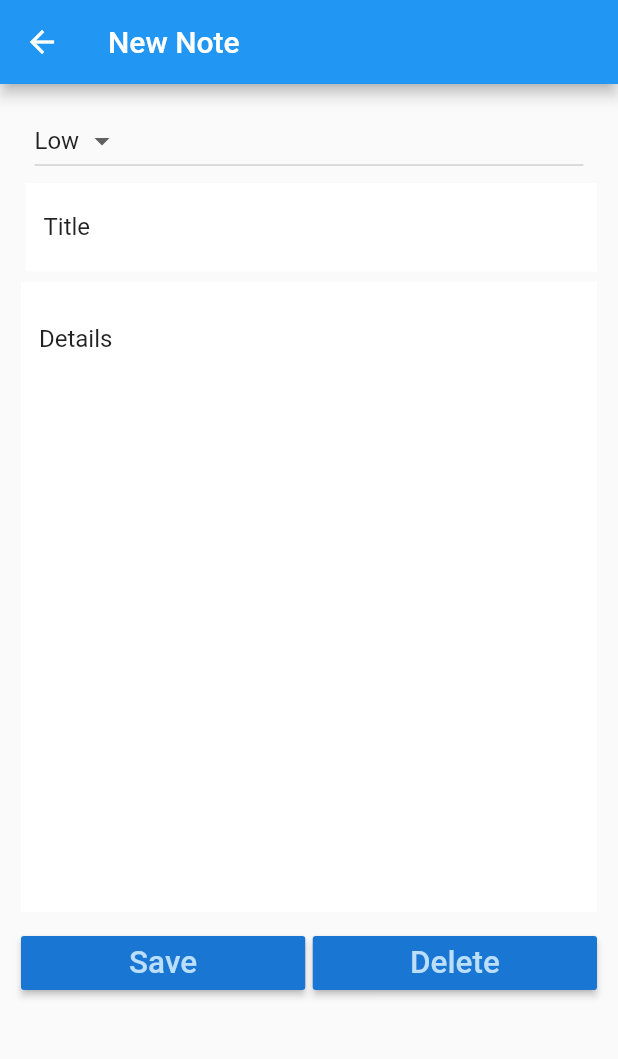
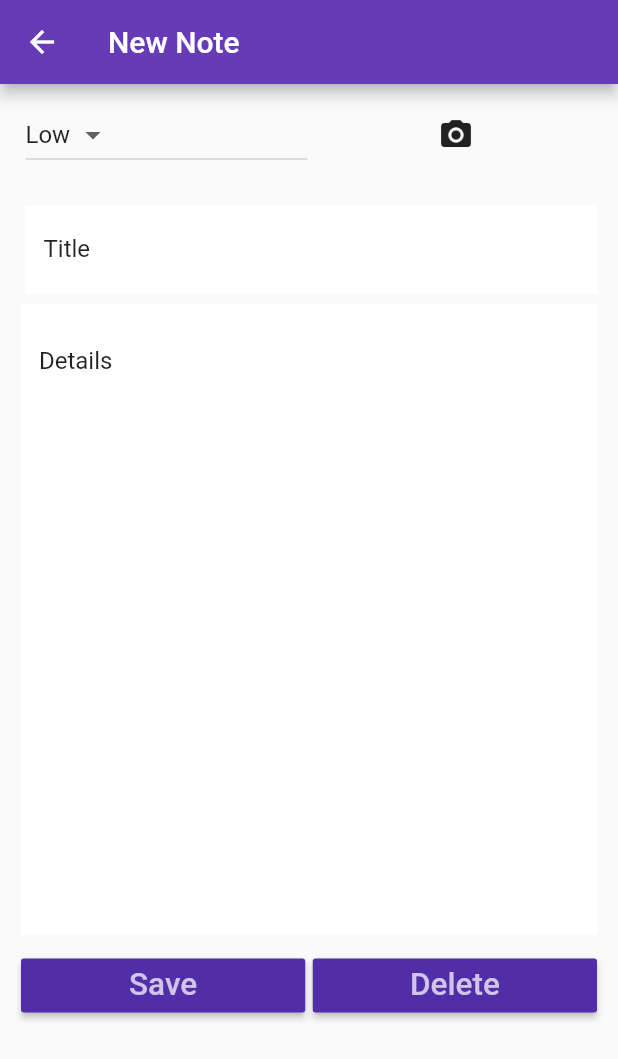
Before and after one commit to Pranali-Gaikwad/Flutter-Notes-Management-, a Flutter app: the screen it shows after launch, after a tap on the "add" icon, on a phone screen of 412 x 824 dp. Shown: the top 1059 px of the screen. Run offline on Flutter 3.47's test engine with Material 2 defaults, Android fonts, the phone set to English and light mode, and no system bars; our stand-ins replace image_picker, sqflite, toast; accounts and stored records are empty.

```diff
--- a/lib/main.dart
+++ b/lib/main.dart
@@ -8,12 +8,12 @@ main(){
 class NotesManagement extends StatelessWidget{
   @override
   Widget build(BuildContext context) {
-   return MaterialApp(
-     title: 'Notes Management',
-     debugShowCheckedModeBanner: false,
-     theme: ThemeData(primarySwatch: Colors.blue),
-     home: NoteList(),
-   );
+    return MaterialApp(
+      title: 'Notes Management',
+      debugShowCheckedModeBanner: false,
+      theme: ThemeData(primarySwatch: Colors.deepPurple),
+      home: NoteList(),
+    );
   }
 
 }
--- a/lib/screens/note_details.dart
+++ b/lib/screens/note_details.dart
@@ -1,9 +1,17 @@
+import 'dart:io';
+
 import 'package:flutter/cupertino.dart';
 import 'package:flutter/material.dart';
+import 'package:image_picker/image_picker.dart';
+
 import 'package:intl/intl.dart';
 import 'package:notesmanagementflutterapp/models/note.dart';
 import 'package:notesmanagementflutterapp/utils/database_helper.dart';
 import 'package:toast/toast.dart';
+
+
+import 'dart:async';
+
 
 
 class NoteDetails extends StatefulWidget {
@@ -27,6 +35,15 @@ class _NoteDetailsState extends State<NoteDetails> {
   TextEditingController titleController = TextEditingController();
   TextEditingController detailsController = TextEditingController();
    var minPadding=7.0;
+  File _image;
+
+  Future getImage() async{
+    var image =await ImagePicker.pickImage(source: ImageSource.camera);
+    setState(() {
+      _image=image;
+    });
+  }
+
 
   @override
   Widget build(BuildContext context) {
@@ -39,6 +56,7 @@ class _NoteDetailsState extends State<NoteDetails> {
             leading: IconButton(
                 icon: Icon(Icons.arrow_back),
                 onPressed: () {
+                 // _onBackPressed();
                  moveToLastScreen();
                 }),
           ),
@@ -47,10 +65,12 @@ class _NoteDetailsState extends State<NoteDetails> {
           child:Padding(
             padding: EdgeInsets.only(top: 10.0, left: minPadding, right: minPadding),
             child: ListView(
-
               children: [
-                ListTile(
-                  title: DropdownButton(
+                Padding(
+                  padding: EdgeInsets.only(left: 10.0, right: minPadding),
+                  child: Row(
+                    children: [
+                      Expanded( child: DropdownButton(
                           items: _priorities.map(
                                 (String dropDownStringItem) {
                               return DropdownMenuItem<String>(
@@ -68,6 +88,30 @@ class _NoteDetailsState extends State<NoteDetails> {
                             });
                           }),
                       ),
+                      Container(
+                        width: 5.0,
+                      ),
+                      Expanded(
+                        child: IconButton(
+                          icon: Icon(Icons.photo_camera),
+                          tooltip: 'Add Image Note',
+                          onPressed: (){
+                            getImage();
+                          },
+                        ),
+                      )
+                    ],
+
+                  ),
+
+                ),
+                Padding(
+                  padding: EdgeInsets.only(left: 10.0, right: minPadding, bottom: minPadding),
+                  child: Container(
+                    child: _image==null? Text(''):Image.file(_image),
+                  ),
+                ),
+
                 Padding(
                   padding: EdgeInsets.only(left: 10.0, right: minPadding, bottom: minPadding),
                   child: TextFormField(
@@ -167,6 +211,16 @@ class _NoteDetailsState extends State<NoteDetails> {
   void moveToLastScreen() {
       Navigator.pop(context, true);
   }
+  Future<bool> _onBackPressed(){
+    return showDialog(context: context,
+    builder: (context)=>AlertDialog(
+      title: Text('Do you want to save the Note?'),
+      actions: [
+        FlatButton(onPressed:()=> Navigator.pop(context, false), child: Text('yes')),
+        FlatButton(onPressed:()=> Navigator.pop(context, true), child: Text('No'))
+      ],
+    ));
+  }
 
   void updatePriorityAsInt(String value) {
     switch (value) {
--- a/pubspec.yaml
+++ b/pubspec.yaml
@@ -28,6 +28,8 @@ dependencies:
   intl: ^0.15.7
   flutter_slidable: ^0.5.3
   toast: ^0.1.5
+  image_picker: ^0.4.4
+
 
 
   # The following adds the Cupertino Icons font to your application.
```
Also changed, not shown: lib/screens/note_list.dart (+16 -29 lines), pubspec.lock. Lines whose indentation alone changed are shown as unchanged.
